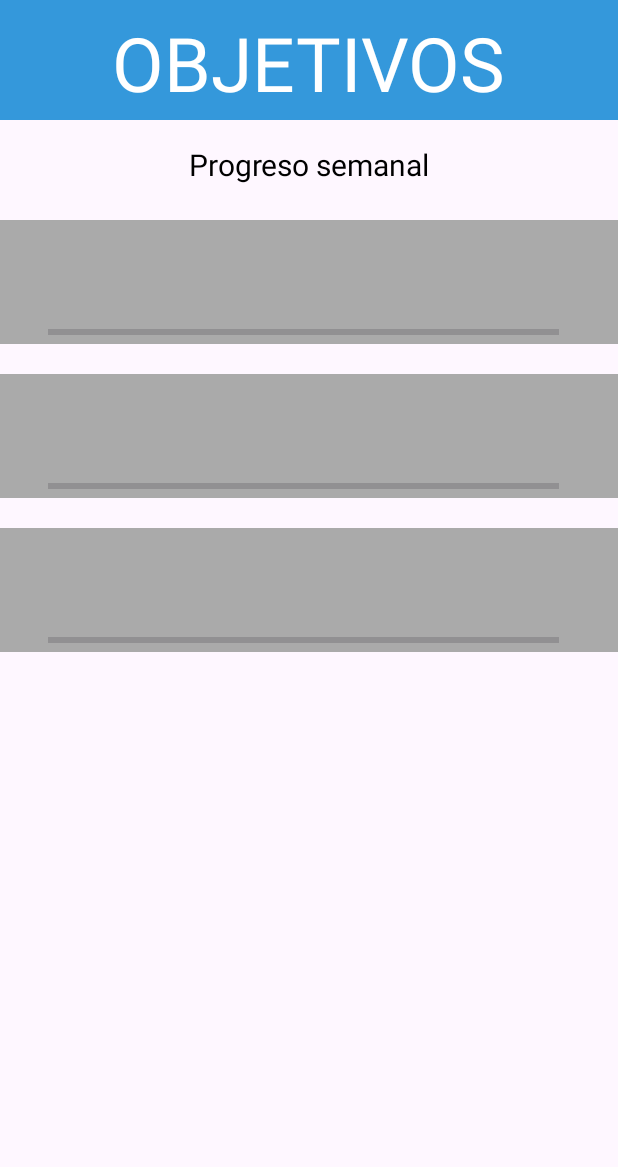
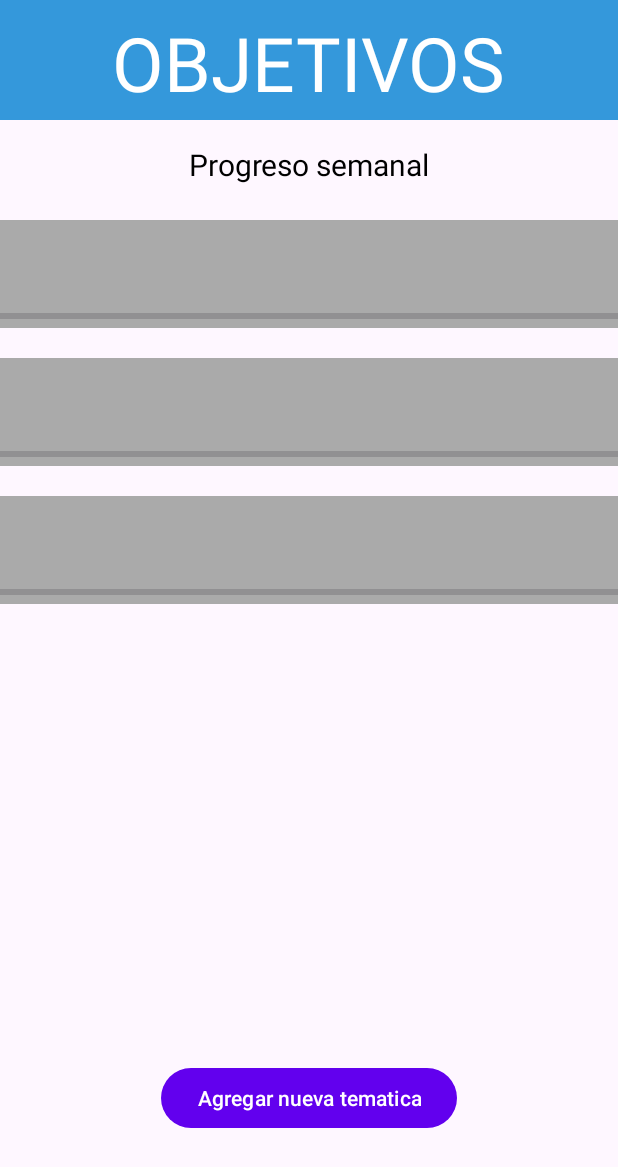
Before and after one commit to azuberogon/ProyectoFinalKotlin, an Android app: the layout activity_objetivos.xml on its own in the app's theme, with its tools: preview values and no code run, on a phone screen of 412 x 824 dp. Shown: the top 1167 px of the screen. Run offline under Robolectric (Android 15) with nearby library versions, the phone set to English and light mode, and no system bars.

Commit message:
Recyclerview intento, vamos al segundo

```diff
--- a/app/src/main/java/com/example/dallyproject/db/DbHelper.java
+++ b/app/src/main/java/com/example/dallyproject/db/DbHelper.java
@@ -60,8 +60,6 @@ public class DbHelper extends SQLiteOpenHelper {
         db.close();
 
     }
-
-
     public Boolean crearUsuario(String nombre,String contrasenia,int numTelefono ,String correoElectronico){
 
         if (!buscarUsuario(nombre,contrasenia)){
@@ -80,9 +78,6 @@ public class DbHelper extends SQLiteOpenHelper {
         }
 
     }
-
-
-
 
     public boolean buscarUsuario(String nombre, String contrasenia) {
         SQLiteDatabase db = this.getReadableDatabase();
--- a/app/src/main/res/layout/activity_objetivos.xml
+++ b/app/src/main/res/layout/activity_objetivos.xml
@@ -51,6 +51,16 @@
         app:layout_constraintStart_toStartOf="parent"
         app:layout_constraintTop_toBottomOf="@+id/textViewProgresoSemanal"
         app:layout_constraintVertical_bias="0.0"
-        tools:listitem="@layout/item_tematica_objetivos" />
+        tools:listitem="@layout/tematica_entry" />
+
+    <Button
+        android:id="@+id/btnAgregarTematica"
+        android:layout_width="wrap_content"
+        android:layout_height="wrap_content"
+        android:text="Agregar nueva tematica"
+        app:layout_constraintBottom_toBottomOf="parent"
+        app:layout_constraintEnd_toEndOf="parent"
+        app:layout_constraintStart_toStartOf="parent"
+        app:layout_constraintTop_toBottomOf="@+id/recyclerViewObjetivos" />
 
 </androidx.constraintlayout.widget.ConstraintLayout>
--- a/app/src/main/res/layout/item_tematica_objetivos.xml
+++ /dev/null
@@ -1,31 +0,0 @@
-<?xml version="1.0" encoding="utf-8"?>
-<RelativeLayout xmlns:android="http://schemas.android.com/apk/res/android"
-    android:layout_width="match_parent"
-    android:layout_height="wrap_content"
-    android:layout_marginBottom="20dp"
-    android:orientation="vertical"
-    android:background="@android:color/darker_gray">
-
-    <ProgressBar
-        android:id="@+id/progressBar"
-        style="?android:attr/progressBarStyleHorizontal"
-        android:layout_width="match_parent"
-        android:layout_height="wrap_content"
-        android:paddingStart="16dp"
-        android:paddingEnd="16dp"
-        android:layout_marginStart="16dp"
-        android:layout_marginEnd="25dp"
-        android:indeterminate="false"
-        android:layout_below="@id/textViewNombre" />
-
-    <TextView
-        android:id="@+id/textViewNombre"
-        android:layout_width="match_parent"
-        android:layout_height="wrap_content"
-        android:layout_marginStart="16sp"
-        android:padding="16dp"
-        android:textAlignment="viewStart"
-        android:textSize="25sp"
-        android:textStyle="bold" />
-
-</RelativeLayout>
--- /dev/null
+++ b/app/src/main/res/layout/tematica_entry.xml
@@ -0,0 +1,33 @@
+<?xml version="1.0" encoding="utf-8"?>
+<LinearLayout xmlns:android="http://schemas.android.com/apk/res/android"
+    android:layout_width="match_parent"
+    android:layout_height="wrap_content"
+    android:layout_marginBottom="20dp"
+    android:orientation="vertical"
+    android:background="@android:color/darker_gray">
+
+    <TextView
+        android:id="@+id/textViewNombre"
+        android:layout_width="match_parent"
+        android:layout_height="wrap_content"
+        android:textAlignment="viewStart"
+        android:textSize="25sp"
+        android:textStyle="bold" />
+
+    <TextView
+        android:id="@+id/textViewLugar"
+        android:layout_width="match_parent"
+        android:layout_height="wrap_content"
+        android:textAlignment="viewStart"
+        android:textSize="15sp"
+        android:textStyle="bold" />
+
+    <ProgressBar
+        android:id="@+id/progressBar"
+        style="?android:attr/progressBarStyleHorizontal"
+        android:layout_width="match_parent"
+        android:layout_height="wrap_content"
+        android:indeterminate="false"
+        android:layout_below="@id/textViewNombre" />
+
+</LinearLayout>
```
Also changed, not shown: app/src/main/java/com/example/dallyproject/imanol/DBHelper.java (added, +47 -0 lines), app/src/main/java/com/example/dallyproject/imanol/MyAdapter.java (added, +52 -0 lines), app/src/main/java/com/example/dallyproject/imanol/Nuevos_objetivos.java (added, +54 -0 lines), app/src/main/java/com/example/dallyproject/imanol/Nuevos_objetivos.kt (deleted, +0 -28 lines), app/src/main/java/com/example/dallyproject/imanol/Objetivos.java (added, +81 -0 lines), app/src/main/java/com/example/dallyproject/imanol/Objetivos.kt (deleted, +0 -30 lines), app/src/main/res/drawable/fondodiario.jpg (renamed from app/src/main/res/drawable/fondoDiario.jpg), 1 other file.
